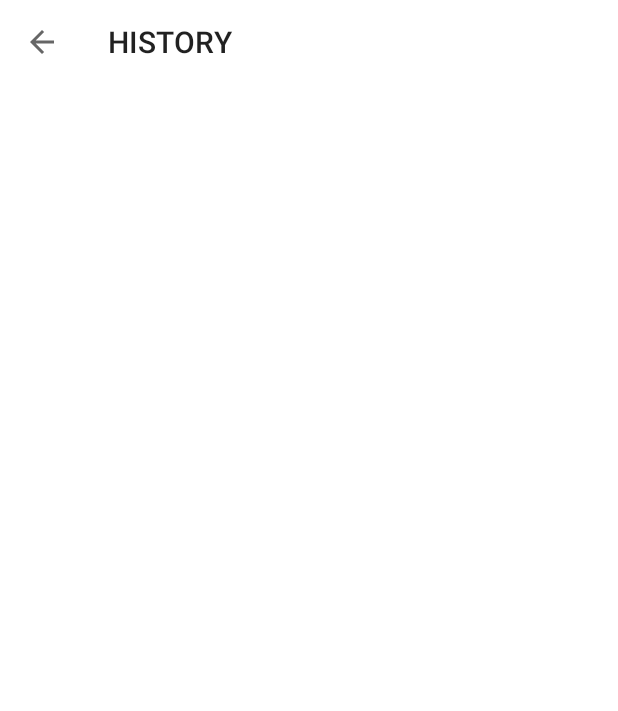
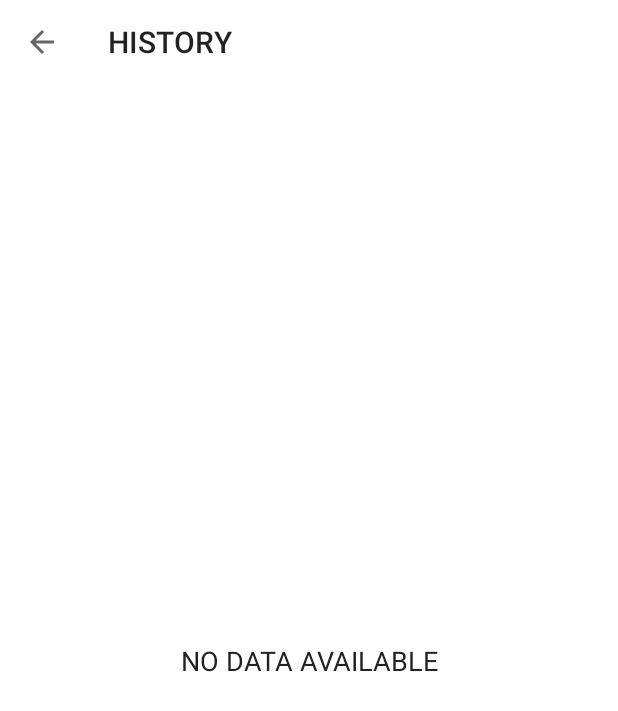
Before and after one commit to BrooitsFeiskJR/Workout-App, an Android app: the HistoryActivity screen opened directly, with no data from a screen before it, on a phone screen of 412 x 824 dp. Before the commit the part shown is almost empty. Shown: the top 711 px of the screen. Run offline under Robolectric (Android 15) with nearby library versions, the phone set to English and light mode, and no system bars.

Commit message:
Displaying the Workout History on our Recyclerview

```diff
--- a/app/src/main/java/dev/tontech/workoutapp/HistoryActivity.kt
+++ b/app/src/main/java/dev/tontech/workoutapp/HistoryActivity.kt
@@ -2,8 +2,10 @@ package dev.tontech.workoutapp
 
 import androidx.appcompat.app.AppCompatActivity
 import android.os.Bundle
-import android.util.Log
+import android.view.View
 import androidx.lifecycle.lifecycleScope
+import androidx.recyclerview.widget.LinearLayoutManager
+import dev.tontech.workoutapp.adapters.HistoryAdapter
 import dev.tontech.workoutapp.databinding.ActivityHistoryctivityBinding
 import dev.tontech.workoutapp.model.HistoryDao
 import kotlinx.coroutines.launch
@@ -34,9 +36,24 @@ class HistoryActivity : AppCompatActivity() {
     private fun getAllCompletedDates(historyDao: HistoryDao) {
         lifecycleScope.launch {
             historyDao.fetAllDates().collect {allCompletedDates ->
-                for (i in allCompletedDates) {
-                    Log.e("Date: ", ""+i)
-                }
+               if (allCompletedDates.isNotEmpty()) {
+                   binding?.tvHistory?.visibility = View.VISIBLE
+                   binding?.rvHistory?.visibility = View.VISIBLE
+                   binding?.tvNoDataAvailable?.visibility = View.INVISIBLE
+
+                   binding?.rvHistory?.layoutManager = LinearLayoutManager(this@HistoryActivity)
+
+                   val dates = ArrayList<String>()
+                   for (date in allCompletedDates) {
+                       dates.add(date.date)
+                   }
+                   binding?.rvHistory?.adapter = HistoryAdapter(dates)
+
+               } else {
+                   binding?.tvHistory?.visibility = View.GONE
+                   binding?.rvHistory?.visibility = View.GONE
+                   binding?.tvNoDataAvailable?.visibility = View.VISIBLE
+               }
             }
         }
     }
--- a/app/src/main/res/layout/activity_historyctivity.xml
+++ b/app/src/main/res/layout/activity_historyctivity.xml
@@ -5,13 +5,50 @@
     android:layout_width="match_parent"
     android:layout_height="match_parent"
     tools:context=".HistoryActivity">
+    <!--  we position the toolbar top to top of parent-->
+    <androidx.appcompat.widget.Toolbar
+        app:layout_constraintTop_toTopOf="parent"
+        android:id="@+id/toolbar_history_activity"
+        android:layout_width="match_parent"
+        android:layout_height="?android:attr/actionBarSize"
+        android:background="#FFFFFF" />
 
-    <androidx.appcompat.widget.Toolbar
+
+    <!--TODO(Step 1 : Added a RecyclerView to show the list of completed dates in the History Screen UI.)-->
+    <!--START-->
+
+    <TextView
+        app:layout_constraintTop_toBottomOf="@id/toolbar_history_activity"
+        android:id="@+id/tvHistory"
         android:layout_width="match_parent"
-        android:id="@+id/toolbar_history_activity"
-        android:layout_height="?android:attr/actionBarSize"
-        app:layout_constraintTop_toTopOf="parent"
-        android:background="@color/white"
-        />
+        android:layout_height="wrap_content"
+        android:layout_margin="10dp"
+        android:gravity="center"
+        android:text="EXERCISE COMPLETED"
+        android:textSize="18sp"
+        android:visibility="gone"
+        tools:visibility="visible" />
+
+    <androidx.recyclerview.widget.RecyclerView
+        app:layout_constraintTop_toBottomOf="@id/tvHistory"
+        android:id="@+id/rvHistory"
+        android:layout_width="match_parent"
+        android:layout_height="wrap_content"
+        android:layout_marginTop="5dp"
+        android:visibility="gone"
+        tools:visibility="visible" />
+
+    <TextView
+        app:layout_constraintTop_toBottomOf="@id/toolbar_history_activity"
+        app:layout_constraintBottom_toBottomOf="parent"
+        android:id="@+id/tvNoDataAvailable"
+        android:layout_width="match_parent"
+        android:layout_height="wrap_content"
+        android:gravity="center"
+        android:text="NO DATA AVAILABLE"
+        android:textColor="#212121"
+        android:textSize="18sp"
+        android:visibility="gone"
+        tools:visibility="visible" />
 
 </androidx.constraintlayout.widget.ConstraintLayout>
```
Also changed, not shown: app/src/main/java/dev/tontech/workoutapp/MainActivity.kt (+3 -4 lines), app/src/main/java/dev/tontech/workoutapp/adapters/HistoryAdapter.kt (added, +40 -0 lines).
